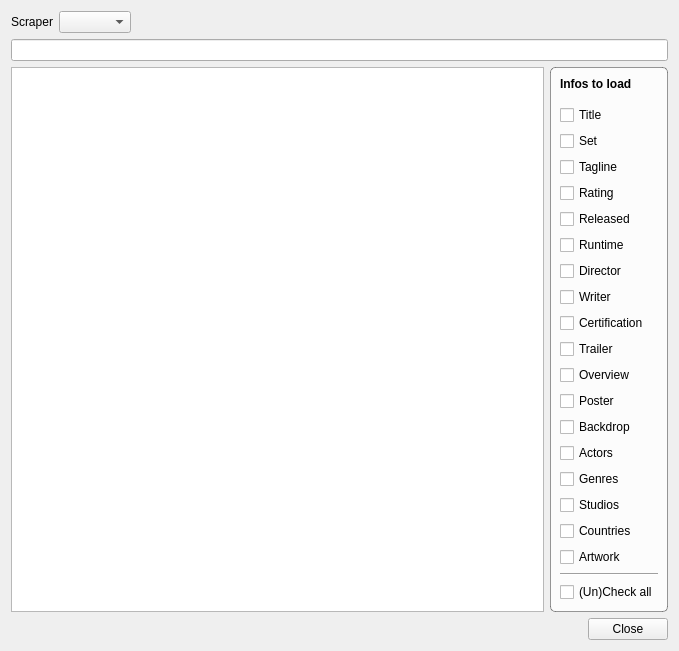
First picture: the form in movies/MovieSearch.ui, repository Komet/MediaElch, before the edit.
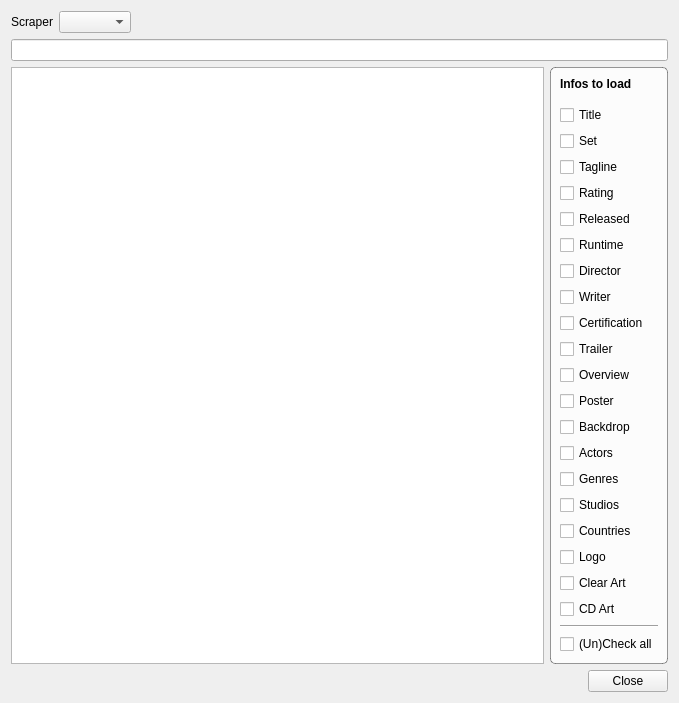
Second picture: the form after the edit. Icons and pictures are not drawn. Custom widgets are drawn as their Qt base class.

Commit message: Fixes #630 Split up artwork

```diff
--- a/movies/MovieSearch.ui
+++ b/movies/MovieSearch.ui
@@ -10,7 +10,7 @@
     <x>0</x>
     <y>0</y>
     <width>679</width>
-    <height>637</height>
+    <height>663</height>
    </rect>
   </property>
   <property name="windowTitle">
@@ -260,12 +260,23 @@
          </widget>
         </item>
         <item>
-         <widget class="MyCheckBox" name="chkExtraArts">
-          <property name="toolTip">
-           <string>Logo, Clear Art, CD Art</string>
+         <widget class="MyCheckBox" name="chkLogo">
+          <property name="text">
+           <string>Logo</string>
           </property>
+         </widget>
+        </item>
+        <item>
+         <widget class="MyCheckBox" name="chkClearArt">
           <property name="text">
-           <string>Artwork</string>
+           <string>Clear Art</string>
+          </property>
+         </widget>
+        </item>
+        <item>
+         <widget class="MyCheckBox" name="chkCdArt">
+          <property name="text">
+           <string>CD Art</string>
           </property>
          </widget>
         </item>
```
The commit also changes 7 other files.
